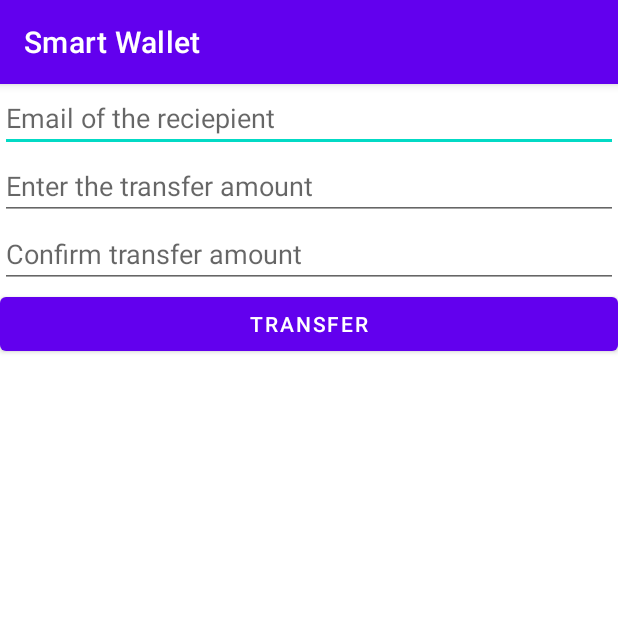
After one commit to RNGesus-exe/SmartWallet, an Android app: the TransferActivity screen opened directly, with no data from a screen before it, on a phone screen of 412 x 824 dp, the top half of it. The commit adds this screen. Run offline under Robolectric (Android 15) with nearby library versions, the phone set to English and light mode, and no system bars; our stand-ins replace Firebase (no records; nobody signed in at launch, a user with empty details on screens opened directly).

Commit message:
>Qr code functionality integrated here. >Firestone TransferActivity to be checked.

```diff
--- a/app/src/main/java/com/rngesus/smartwallet/MainActivity.java
+++ b/app/src/main/java/com/rngesus/smartwallet/MainActivity.java
@@ -2,6 +2,7 @@ package com.rngesus.smartwallet;
 
 import androidx.appcompat.app.AppCompatActivity;
 
+import android.content.Intent;
 import android.os.Bundle;
 
 public class MainActivity extends AppCompatActivity {
@@ -10,5 +11,8 @@ public class MainActivity extends AppCompatActivity {
     protected void onCreate(Bundle savedInstanceState) {
         super.onCreate(savedInstanceState);
         setContentView(R.layout.activity_main);
+        Intent intent = new Intent(MainActivity.this, QrcodeActivity.class);
+        startActivity(intent);
+
     }
 }
--- /dev/null
+++ b/app/src/main/java/com/rngesus/smartwallet/TransferActivity.java
@@ -0,0 +1,173 @@
+package com.rngesus.smartwallet;
+
+import android.os.Bundle;
+import android.view.View;
+import android.widget.Button;
+import android.widget.EditText;
+import android.widget.Toast;
+
+import androidx.annotation.NonNull;
+import androidx.appcompat.app.AppCompatActivity;
+
+import com.google.android.gms.tasks.OnCompleteListener;
+import com.google.android.gms.tasks.OnSuccessListener;
+import com.google.android.gms.tasks.Task;
+import com.google.firebase.auth.FirebaseAuth;
+import com.google.firebase.auth.SignInMethodQueryResult;
+import com.google.firebase.firestore.CollectionReference;
+import com.google.firebase.firestore.DocumentReference;
+import com.google.firebase.firestore.DocumentSnapshot;
+import com.google.firebase.firestore.FirebaseFirestore;
+import com.google.firebase.firestore.FirebaseFirestoreException;
+import com.google.firebase.firestore.Query;
+import com.google.firebase.firestore.QueryDocumentSnapshot;
+import com.google.firebase.firestore.QuerySnapshot;
+import com.google.firebase.firestore.Transaction;
+
+public class TransferActivity extends AppCompatActivity {
+
+    private FirebaseAuth firebaseAuth = FirebaseAuth.getInstance();
+    private String userEmail = FirebaseAuth.getInstance().getCurrentUser().getEmail();
+    private FirebaseFirestore db = FirebaseFirestore.getInstance();
+    private CollectionReference ProfileRef = db.collection("USERS");
+    private DocumentReference userDocRef;
+    private DocumentReference receiverDocRef;
+
+    String ReceiverEmail=""; // needs to be changed in init()
+    String email; // global var used in for each loop
+    int amount;
+    boolean EmailFlag = false;
+    boolean AmountFlag = false;
+
+    EditText etEmail;
+    EditText etAmount;
+    EditText etConfirmAmount;
+    Button btnTransfer;
+
+    @Override
+    protected void onCreate(Bundle savedInstanceState) {
+        super.onCreate(savedInstanceState);
+        setContentView(R.layout.activity_transfer);
+
+        etEmail = findViewById(R.id.etEmail);
+        etAmount = findViewById(R.id.etAmount);
+        etConfirmAmount = findViewById(R.id.etConfirmAmount);
+        btnTransfer = findViewById(R.id.btnTransfer);
+        loadProfile();
+
+        btnTransfer.setOnClickListener(new View.OnClickListener() {
+            @Override
+            public void onClick(View v) {
+                ReceiverEmail = etEmail.getText().toString();
+                if(checkEmail(ReceiverEmail) == true)
+                {
+                    if(AmountFlag==true)
+                    {
+                        executeTransaction();
+                    }
+                }
+            }
+        });
+
+
+
+
+    }
+
+    public boolean checkEmail(String email)
+    {
+
+        firebaseAuth.fetchSignInMethodsForEmail(email)
+                .addOnCompleteListener(new OnCompleteListener<SignInMethodQueryResult>() {
+                    @Override
+                    public void onComplete(@NonNull Task<SignInMethodQueryResult> task) {
+
+                        boolean isNewUser = task.getResult().getSignInMethods().isEmpty();
+
+                        if (isNewUser) {
+                            EmailFlag = true;
+                            return;
+                        } else {
+                            EmailFlag = false;
+
+                        }
+
+                    }
+
+                });
+        return EmailFlag;
+    }
+
+
+
+    public void loadProfile()
+    {
+
+
+        Query query;
+        query = ProfileRef.orderBy("email", Query.Direction.DESCENDING);
+                query.get()
+                        .addOnSuccessListener(new OnSuccessListener<QuerySnapshot>() {
+                            @Override
+                            public void onSuccess(QuerySnapshot queryDocumentSnapshots) {
+                                String data = "";
+                                for (QueryDocumentSnapshot documentSnapshot : queryDocumentSnapshots) {
+                                    Profile profile = documentSnapshot.toObject(Profile.class);
+                                    profile.setDocumentId(documentSnapshot.getId());
+
+                                    email = profile.getEmail();
+                                     amount = profile.getAmount();
+
+                                    documentSnapshot.getReference();
+
+                                    if (userEmail.equalsIgnoreCase(email)) {
+                                        userDocRef = documentSnapshot.getReference();
+
+                                        if(amount >= Integer.parseInt(etAmount.getText().toString()))
+                                        {
+                                            AmountFlag = true;
+                                        }
+
+                                    }
+
+                                    if (ReceiverEmail.equalsIgnoreCase(email))
+                                    {
+                                        receiverDocRef = documentSnapshot.getReference();
+                                    }
+                                    //check  comma separated value from qr scan
+
+
+
+                                }
+
+                            }
+                        });
+    }
+    private void executeTransaction() {
+        db.runTransaction(new Transaction.Function<Long>() {
+            @Override
+            public Long apply(@NonNull Transaction transaction) throws FirebaseFirestoreException {
+              //  DocumentReference userProfileRef = ProfileRef.document(userDocRef.toString());
+               // DocumentReference receiverProfileRef = ProfileRef.document(receiverDocRef.toString());
+
+                DocumentSnapshot exampleNoteSnapshot = transaction.get(userDocRef);
+                long newUserAmount = exampleNoteSnapshot.getLong("Amount") - (Integer.parseInt(etAmount.getText().toString()));
+                transaction.update(userDocRef, "Amount", newUserAmount);
+
+
+                DocumentSnapshot exampleRSnapshot = transaction.get(userDocRef);
+                long newReceiverAmount = exampleRSnapshot.getLong("Amount") + (Integer.parseInt(etAmount.getText().toString()));
+                transaction.update(receiverDocRef, "Amount", newReceiverAmount);
+
+                return null;
+            }
+        }).addOnSuccessListener(new OnSuccessListener<Long>() {
+            @Override
+            public void onSuccess(Long result) {
+                Toast.makeText(TransferActivity.this, "Transaction Successful " , Toast.LENGTH_SHORT).show();
+            }
+        });
+    }
+
+
+}
--- /dev/null
+++ b/app/src/main/res/layout/activity_transfer.xml
@@ -0,0 +1,39 @@
+<?xml version="1.0" encoding="utf-8"?>
+<LinearLayout xmlns:android="http://schemas.android.com/apk/res/android"
+    xmlns:app="http://schemas.android.com/apk/res-auto"
+    xmlns:tools="http://schemas.android.com/tools"
+    android:layout_width="match_parent"
+    android:layout_height="match_parent"
+    android:orientation="vertical"
+    tools:context=".TransferActivity">
+
+    <EditText
+        android:id="@+id/etEmail"
+        android:layout_width="match_parent"
+        android:layout_height="wrap_content"
+        android:ems="10"
+        android:hint="Email of the reciepient"
+        android:inputType="textPersonName" />
+
+    <EditText
+        android:id="@+id/etAmount"
+        android:layout_width="match_parent"
+        android:layout_height="wrap_content"
+        android:ems="10"
+        android:hint="Enter the transfer amount "
+        android:inputType="textPersonName" />
+
+    <EditText
+        android:id="@+id/etConfirmAmount"
+        android:layout_width="match_parent"
+        android:layout_height="wrap_content"
+        android:ems="10"
+        android:hint="Confirm transfer amount "
+        android:inputType="textPersonName" />
+
+    <Button
+        android:id="@+id/btnTransfer"
+        android:layout_width="match_parent"
+        android:layout_height="wrap_content"
+        android:text="Transfer" />
+</LinearLayout>
```
Also changed, not shown: app/build.gradle (+16 -0 lines), app/src/main/AndroidManifest.xml (+11 -0 lines), app/src/main/java/com/rngesus/smartwallet/Profile.java (added, +44 -0 lines), app/src/main/java/com/rngesus/smartwallet/QrcodeActivity.java (added, +53 -0 lines), app/src/main/java/com/rngesus/smartwallet/generateActivity.java (added, +51 -0 lines), app/src/main/java/com/rngesus/smartwallet/scanActivity.java (added, +61 -0 lines), app/src/main/res/layout/activity_generate.xml (added, +52 -0 lines), app/src/main/res/layout/activity_qrcode.xml (added, +55 -0 lines), app/src/main/res/layout/activity_scan.xml (added, +27 -0 lines), app/src/main/res/drawable/qr_homepage.jpg (added).
